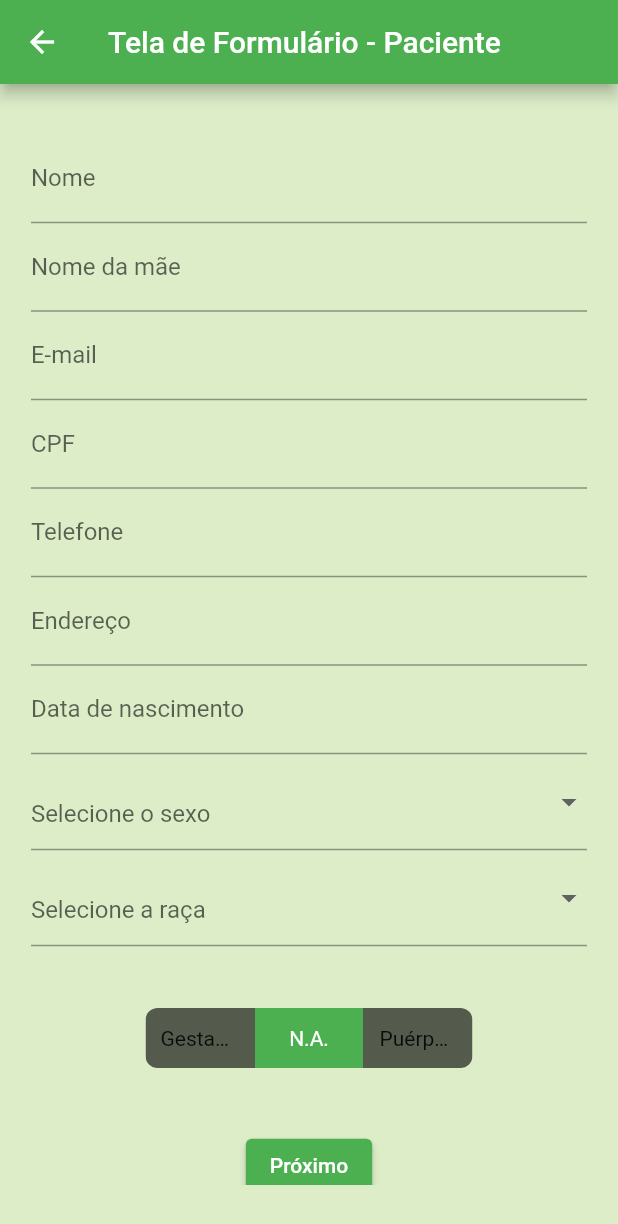
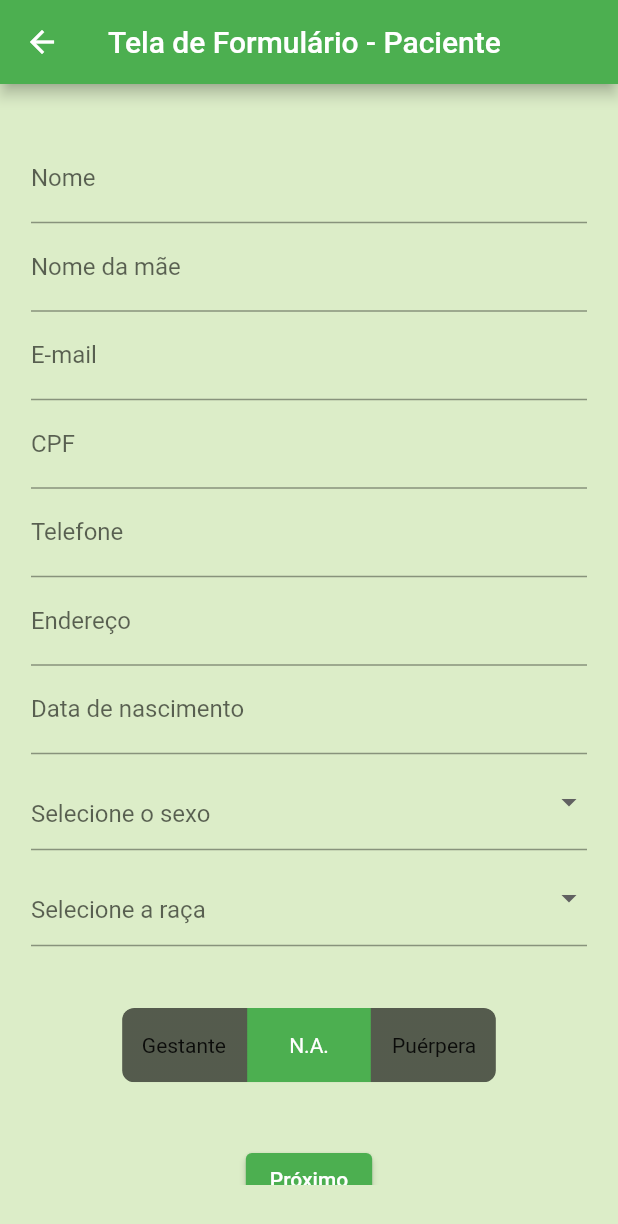
Before and after one commit to mtlira/vaccine-form-scanner, a Flutter app: the DetailScreen screen opened directly with empty values, after a tap on "Carregar ficha", on a phone screen of 412 x 824 dp. Shown: the top 1224 px of the screen. Run offline on Flutter 3.47's test engine with Material 2 defaults, Android fonts, the phone set to English and light mode, and no system bars; drawn by our look-alikes of datetime_picker_formfield, toggle_switch; our stand-ins replace camera, cloud_firestore, firebase_auth, firebase_core, mask_text_input_formatter; missing offline and left inert: firebase_ml_vision; accounts and stored records are empty.

Commit message:
Projeto finalizado, faltando comentar

```diff
--- a/lib/TelaCPFCNS.dart
+++ b/lib/TelaCPFCNS.dart
@@ -204,11 +204,6 @@ class _TelaCPFCNSState extends State<TelaCPFCNS> {
                             if (_formKey.currentState!.validate())
                               apertado = true;
                             passar = true;
-                            // Navigator.push(
-                            //     context,
-                            //     MaterialPageRoute(
-                            //         builder: (context) =>
-                            //             TelaFormulario(vacinado)));
                           });
                         },
                         child: Text('Próximo')),
--- a/lib/TelaFormulario.dart
+++ b/lib/TelaFormulario.dart
@@ -23,7 +23,6 @@ class _TelaFormularioState extends State<TelaFormulario> {
   var maskFormatterCPF = MaskTextInputFormatter(mask: '###.###.###-##');
 
   var maskFormatterCNS = MaskTextInputFormatter(mask: '### #### #### ####');
-
 
   int _gestantePuerpera() {
     print(
@@ -65,10 +64,8 @@ class _TelaFormularioState extends State<TelaFormulario> {
                 children: <Widget>[
                   TextFormField(
                     textInputAction: TextInputAction.next,
-                    decoration: InputDecoration(
-                      hintText: "Nome",
-                      labelText: "Nome"
-                    ),
+                    decoration:
+                        InputDecoration(hintText: "Nome", labelText: "Nome"),
                     validator: (input) =>
                         input!.isEmpty ? 'Digite o nome.' : null,
                     onChanged: (input) => widget.vacinado['Nome'] = input,
@@ -77,28 +74,17 @@ class _TelaFormularioState extends State<TelaFormulario> {
                   TextFormField(
                     textInputAction: TextInputAction.next,
                     decoration: InputDecoration(
-                      hintText: "Nome da mãe",
-                      labelText: "Nome da mãe"
-                    ),
+                        hintText: "Nome da mãe", labelText: "Nome da mãe"),
                     validator: (input) =>
                         input!.isEmpty ? 'Digite o nome da mãe.' : null,
                     onChanged: (input) =>
                         widget.vacinado['Nome da mãe'] = input,
                     initialValue: widget.vacinado['Nome da mãe'],
                   ),
-                  // TextFormField(
-                  //   textInputAction: TextInputAction.next,
-                  //   decoration: InputDecoration(hintText: "Nome social"),
-                  //   onChanged: (input) =>
-                  //       widget.vacinado['Nome social'] = input,
-                  //   initialValue: widget.vacinado['Nome social'],
-                  // ),
                   TextFormField(
                       textInputAction: TextInputAction.next,
                       decoration: InputDecoration(
-                        hintText: "E-mail",
-                        labelText: "E-mail"
-                        ),
+                          hintText: "E-mail", labelText: "E-mail"),
                       validator: (input) =>
                           input!.isEmpty ? 'Digite o e-mail.' : null,
                       onChanged: (input) => widget.vacinado['Email'] = input,
@@ -106,21 +92,12 @@ class _TelaFormularioState extends State<TelaFormulario> {
                   TextFormField(
                     textInputAction: TextInputAction.next,
                     decoration: InputDecoration(
-                      labelText: widget.vacinado['botao']
-                        ? "CPF"
-                        : "CNS"
-                    ),
-                    validator: (input) =>
-                      input!.isEmpty ?
-                        'Digite o ${widget.vacinado['botao'] ? 'CPF' : 'CNS'}'
+                        labelText: widget.vacinado['botao'] ? "CPF" : "CNS"),
+                    validator: (input) => input!.isEmpty
+                        ? 'Digite o ${widget.vacinado['botao'] ? 'CPF' : 'CNS'}'
                         : null,
-                    onChanged: (input) => widget.vacinado[widget.vacinado['botao'] ? 'CPF' : 'CNS'] = input,
-                    //enabled: true,
-                    /*inputFormatters: [
-                      widget.vacinado['botao']
-                          ? maskFormatterCPF
-                          : maskFormatterCNS
-                    ],*/
+                    onChanged: (input) => widget.vacinado[
+                        widget.vacinado['botao'] ? 'CPF' : 'CNS'] = input,
                     initialValue: widget.vacinado['botao']
                         ? widget.vacinado['CPF']
                         : widget.vacinado['CNS'],
@@ -129,9 +106,7 @@ class _TelaFormularioState extends State<TelaFormulario> {
                     inputFormatters: [LengthLimitingTextInputFormatter(11)],
                     textInputAction: TextInputAction.next,
                     decoration: InputDecoration(
-                      hintText: "Telefone",
-                      labelText: "Telefone"
-                    ),
+                        hintText: "Telefone", labelText: "Telefone"),
                     validator: (input) =>
                         input!.isEmpty ? 'Digite o telefone.' : null,
                     onChanged: (input) => widget.vacinado['Telefone'] = input,
@@ -141,19 +116,15 @@ class _TelaFormularioState extends State<TelaFormulario> {
                   TextFormField(
                       textInputAction: TextInputAction.next,
                       decoration: InputDecoration(
-                        hintText: "Endereço",
-                        labelText: "Endereço"
-                      ),
+                          hintText: "Endereço", labelText: "Endereço"),
                       validator: (input) =>
                           input!.isEmpty ? 'Digite o endereço.' : null,
                       onChanged: (input) => widget.vacinado['Endereço'] = input,
                       initialValue: widget.vacinado['Endereço']),
                   DateTimeField(
-                      decoration:
-                          InputDecoration(
-                            hintText: "Data de nascimento",
-                            labelText: "Data de nascimento"
-                          ),
+                      decoration: InputDecoration(
+                          hintText: "Data de nascimento",
+                          labelText: "Data de nascimento"),
                       onChanged: (input) =>
                           widget.vacinado['Nascimento'] = input,
                       format: format,
@@ -170,7 +141,8 @@ class _TelaFormularioState extends State<TelaFormulario> {
                         value == null ? 'Preencha o sexo.' : null,
                     value: dropdownValueSexo,
                     hint: Text('Selecione o sexo'),
-                    decoration: InputDecoration(labelText: dropdownValueSexo == null ? "" : "Sexo"),
+                    decoration: InputDecoration(
+                        labelText: dropdownValueSexo == null ? "" : "Sexo"),
                     dropdownColor: Colors.lightGreen[100],
                     onChanged: (String? newValue) {
                       setState(() {
@@ -191,7 +163,8 @@ class _TelaFormularioState extends State<TelaFormulario> {
                         value == null ? 'Preencha a raça.' : null,
                     value: dropdownValueRaca,
                     hint: Text('Selecione a raça'),
-                    decoration: InputDecoration(labelText: dropdownValueRaca == null ? "" : "Raça"),
+                    decoration: InputDecoration(
+                        labelText: dropdownValueRaca == null ? "" : "Raça"),
                     dropdownColor: Colors.lightGreen[100],
                     onChanged: (String? newValue) {
                       setState(() {
@@ -217,9 +190,9 @@ class _TelaFormularioState extends State<TelaFormulario> {
                     height: tamanhoDispositivo.height * .05,
                   ),
                   ToggleSwitch(
-                    // TODO: Ajustar tamanho do botão
                     totalSwitches: 3,
-
+                    minHeight: tamanhoDispositivo.height * .06,
+                    minWidth: tamanhoDispositivo.width * .2,
                     labels: ['Gestante', 'N.A.', 'Puérpera'],
                     initialLabelIndex: _gestantePuerpera(),
                     onToggle: (index) {
--- a/lib/TelaLogin.dart
+++ b/lib/TelaLogin.dart
@@ -130,8 +130,6 @@ class _TelaLoginState extends State<TelaLogin> {
         child: Container(
           height: tamanhoDispositivo.height * .8,
           width: tamanhoDispositivo.width * .8,
-          // decoration: BoxDecoration(border: Border.all()),
-          // padding: EdgeInsets.all(89),
           child: Column(
             mainAxisAlignment: MainAxisAlignment.center,
             children: <Widget>[
@@ -188,11 +186,9 @@ class _TelaLoginState extends State<TelaLogin> {
                   }
                 },
               ),
-
               _dadosVacinas(),
               _dadosTokens(),
               Spacer(),
-              //Spacer(),
               ElevatedButton(
                   onPressed: () => setState(() {
                         apertadoToken = true;
--- a/lib/image_detail.dart
+++ b/lib/image_detail.dart
@@ -245,7 +245,8 @@ class _DetailScreenState extends State<DetailScreen> {
     }
 
     if (tipo == "DOSE") {
-      if (campos[indiceValorCampo].contains("Z") || campos[indiceValorCampo].contains("2"))
+      if (campos[indiceValorCampo].contains("Z") ||
+          campos[indiceValorCampo].contains("2"))
         campos[indiceValorCampo] = "2";
       if (campos[indiceValorCampo].contains("7") ||
           campos[indiceValorCampo].contains("T") ||
@@ -263,7 +264,7 @@ class _DetailScreenState extends State<DetailScreen> {
           campos[indiceValorCampo] == "N") {
         campos[indiceValorCampo] = "Masculino";
       } else
-          campos[indiceValorCampo] = "Ignorado";
+        campos[indiceValorCampo] = "Ignorado";
     }
 
     if (tipo == "GESTANTE" || tipo == "PUÉRPERA") {
@@ -320,9 +321,7 @@ class _DetailScreenState extends State<DetailScreen> {
         pre = "";
         pos = "";
       }
-    }
-
-    else {
+    } else {
       if (tipo == "VACINA") {
         palavras = ["CORONAVAC", "PFIZER", "JANSSEN", "ASTRAZENECA"];
         prefixos = [
@@ -613,6 +612,7 @@ class _DetailScreenState extends State<DetailScreen> {
                       camposFormulario['Lote'] = 'Outro';
                       camposFormulario['Scan'] = true;
                       camposFormulario['numeroDose'] = camposFormulario['Dose'];
+                      print(camposFormulario);
                       Navigator.push(
                         context,
                         MaterialPageRoute(
```
Also changed, not shown: lib/TelaAdmnistrador.dart (+2 -13 lines), lib/TelaCadastroAplicador.dart (+3 -13 lines), lib/TelaFormularioVacina.dart (+18 -23 lines), lib/TelaVacinador.dart (+5 -22 lines), lib/main.dart (+0 -10 lines).
